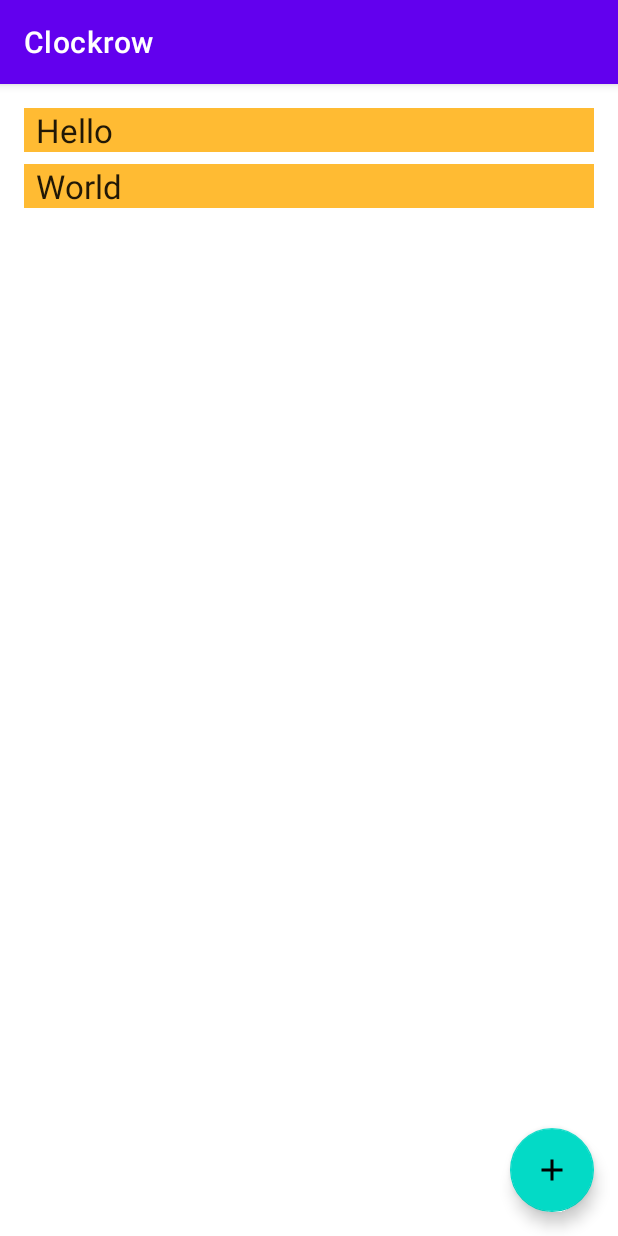
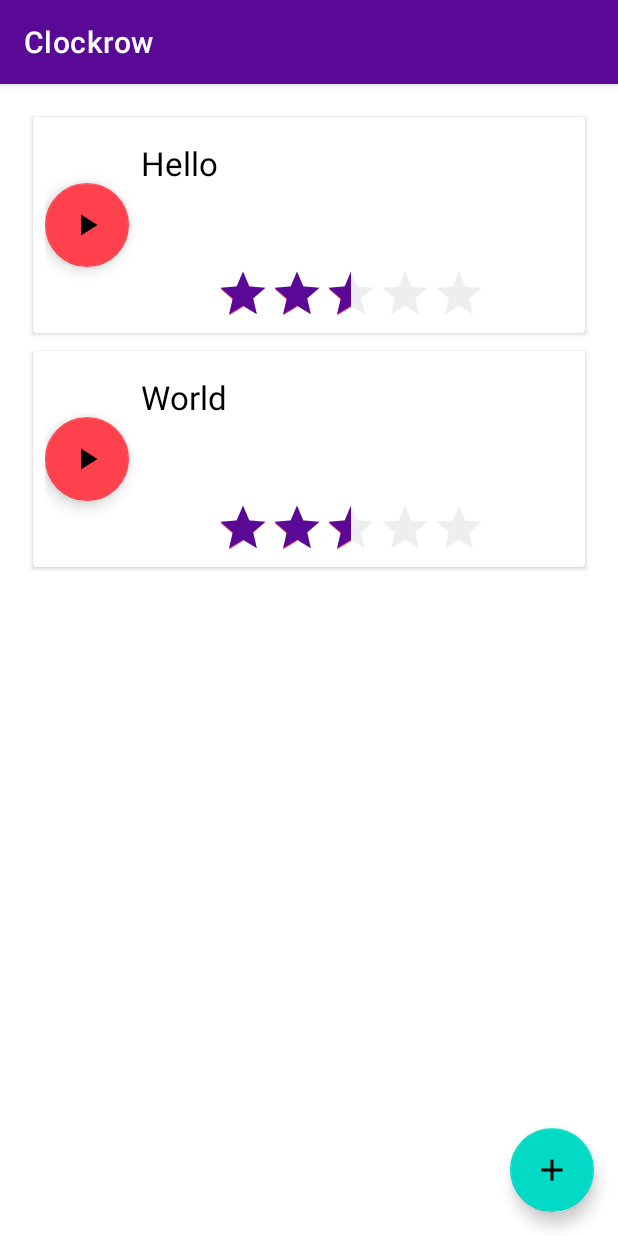
Before and after one commit to Equipo-alfa-super-mega-dinamita/clockrow, an Android app: the screen it shows after launch (TaskActivity), after a tap on "BUTTON", on a phone screen of 412 x 824 dp. Run offline under Robolectric (Android 15) with nearby library versions, the phone set to English and light mode, and no system bars; our stand-ins replace Room's generated code.

Commit message:
Changed Task Views (In progress)

```diff
--- a/app/src/main/java/co/edu/unal/clockrow/data/Task/TaskRoomDB.java
+++ b/app/src/main/java/co/edu/unal/clockrow/data/Task/TaskRoomDB.java
@@ -8,6 +8,9 @@ import androidx.room.Room;
 import androidx.room.RoomDatabase;
 import androidx.sqlite.db.SupportSQLiteDatabase;
 
+import java.time.Instant;
+import java.util.Calendar;
+import java.util.Date;
 import java.util.concurrent.ExecutorService;
 import java.util.concurrent.Executors;
 
@@ -41,17 +44,17 @@ public abstract class TaskRoomDB extends RoomDatabase {
 
     private static RoomDatabase.Callback sRoomDataBaseCallback = new RoomDatabase.Callback(){
         @Override
-        public void onCreate(@NonNull SupportSQLiteDatabase db) {
-            super.onCreate(db);
+        public void onOpen(@NonNull SupportSQLiteDatabase db) {
+            super.onOpen(db);
             databaseWriteExecutor.execute(() -> {
                 // Populate the database in the background.
                 // If you want to start with more words, just add them.
                 TaskDao dao = INSTANCE.taskDao();
                 dao.deleteAll();
 
-                Task task = new Task("Hello");
+                Task task = new Task("Hello", "It's me",  Calendar.getInstance().getTime());
                 dao.insert(task);
-                task = new Task("World");
+                task = new Task("World", "Zaaaaaaaaaa", Calendar.getInstance().getTime());
                 dao.insert(task);
             });
         }
--- a/app/src/main/java/co/edu/unal/clockrow/logic/Task.java
+++ b/app/src/main/java/co/edu/unal/clockrow/logic/Task.java
@@ -4,6 +4,12 @@ import androidx.annotation.NonNull;
 import androidx.room.ColumnInfo;
 import androidx.room.Entity;
 import androidx.room.PrimaryKey;
+import androidx.room.TypeConverters;
+
+import java.time.Instant;
+import java.util.Date;
+
+import co.edu.unal.clockrow.util.TimestampConverter;
 
 @Entity(tableName = "tasks")
 public class Task {
@@ -18,13 +24,22 @@ public class Task {
     @ColumnInfo(name = "name")
     private String name;
 
-    public Task(@NonNull String name) {
-        this.id = id;
+    private String description;
+
+    @TypeConverters({TimestampConverter.class})
+    @ColumnInfo(name = "dueDate")
+    public Date dueDate;
+
+    public Task(@NonNull String name, String description, Date dueDate) {
         this.name = name;
+        this.description = description;
+        this.dueDate = dueDate;
     }
 
-    @NonNull
-    public Integer getId() {
+// Setters & Getters
+
+
+    public int getId() {
         return id;
     }
 
@@ -37,4 +52,34 @@ public class Task {
         return name;
     }
 
+    public void setName(@NonNull String name) {
+        this.name = name;
+    }
+
+    public String getDescription() {
+        return description;
+    }
+
+    public void setDescription(String description) {
+        this.description = description;
+    }
+
+    public Date getDueDate() {
+        return dueDate;
+    }
+
+    public void setDueDate(Date dueDate) {
+        this.dueDate = dueDate;
+    }
+
+
+    @Override
+    public String toString() {
+        return "Task{" +
+                "id=" + id +
+                ", name='" + name + '\'' +
+                ", description='" + description + '\'' +
+                ", dueDate=" + dueDate +
+                '}';
+    }
 }
--- /dev/null
+++ b/app/src/main/java/co/edu/unal/clockrow/util/TimestampConverter.java
@@ -0,0 +1,45 @@
+package co.edu.unal.clockrow.util;
+
+import android.util.Log;
+
+import androidx.room.TypeConverter;
+
+import java.text.DateFormat;
+import java.text.ParseException;
+import java.text.SimpleDateFormat;
+import java.util.Date;
+import java.util.Locale;
+import java.util.TimeZone;
+
+public class TimestampConverter {
+
+    private static final String TAG = "TimestampConverter";
+    private static DateFormat df = new SimpleDateFormat("yyyy-MM-dd HH:mm:ss'Z'", Locale.getDefault());
+    static {
+        df.setTimeZone(TimeZone.getTimeZone("GMT"));
+    }
+
+    @TypeConverter
+    public static Date timeToDate(String value) {
+        if (value != null) {
+            try {
+                return df.parse(value);
+            } catch (ParseException e) {
+                Log.e(TAG, e.getMessage());
+            }
+            return null;
+        } else {
+            return null;
+        }
+    }
+
+    @TypeConverter
+    public static String dateToTime(Date value) {
+        if (value != null) {
+            return df.format(value);
+        } else {
+            return null;
+        }
+    }
+
+}
--- a/app/src/main/java/co/edu/unal/clockrow/view/activity/Task/TaskActivity.java
+++ b/app/src/main/java/co/edu/unal/clockrow/view/activity/Task/TaskActivity.java
@@ -14,6 +14,7 @@ import android.widget.Toast;
 
 import com.google.android.material.floatingactionbutton.FloatingActionButton;
 
+import java.util.Calendar;
 import java.util.List;
 
 import co.edu.unal.clockrow.R;
@@ -36,31 +37,22 @@ public class TaskActivity extends AppCompatActivity {
         recyclerView.setLayoutManager(new LinearLayoutManager(this));
 
         mTaskViewModel = new ViewModelProvider(this).get(TaskViewModel.class);
-        mTaskViewModel.getAllTasks().observe(this, new Observer<List<Task>>() {
-            @Override
-            public void onChanged(@Nullable final List<Task> tasks) {
-                adapter.setTasks(tasks);
-            }
-        });
+        mTaskViewModel.getAllTasks().observe(this, tasks -> adapter.setTasks(tasks));
 
         // Getting the fab
         FloatingActionButton fab = findViewById(R.id.fab_task);
-        fab.setOnClickListener(new View.OnClickListener() {
-            @Override
-            public void onClick(View view) {
-                Intent intent = new Intent(TaskActivity.this, AddTaskActivity.class);
-                startActivityForResult(intent, NEW_WORD_ACTIVITY_REQUEST_CODE);
-            }
+        fab.setOnClickListener(view -> {
+            Intent intent = new Intent(TaskActivity.this, AddTaskActivity.class);
+            startActivityForResult(intent, NEW_WORD_ACTIVITY_REQUEST_CODE);
         });
-
-
     }
 
     @Override
     protected void onActivityResult(int requestCode, int resultCode, Intent data) {
         super.onActivityResult(requestCode, resultCode, data);
         if (requestCode == NEW_WORD_ACTIVITY_REQUEST_CODE && resultCode == RESULT_OK) {
-            Task task = new Task(data.getStringExtra(AddTaskActivity.EXTRA_REPLY));
+            Task task = new Task(data.getStringExtra(AddTaskActivity.EXTRA_REPLY),
+                       "Descripción pendiente", Calendar.getInstance().getTime());
             mTaskViewModel.insert(task);
         } else {
             Toast.makeText(
--- a/app/src/main/java/co/edu/unal/clockrow/view/components/TaskListAdapter.java
+++ b/app/src/main/java/co/edu/unal/clockrow/view/components/TaskListAdapter.java
@@ -1,6 +1,7 @@
 package co.edu.unal.clockrow.view.components;
 
 import android.content.Context;
+import android.util.Log;
 import android.view.LayoutInflater;
 import android.view.View;
 import android.view.ViewGroup;
@@ -15,6 +16,8 @@ import co.edu.unal.clockrow.R;
 import co.edu.unal.clockrow.logic.Task;
 
 public class TaskListAdapter extends RecyclerView.Adapter<TaskListAdapter.TaskViewHolder> {
+
+    private static final String TAG = "TaskListAdapter";
 
     private final LayoutInflater mInflater;
     private List<Task> mTasks;
@@ -34,10 +37,10 @@ public class TaskListAdapter extends RecyclerView.Adapter<TaskListAdapter.TaskVi
         if (mTasks != null) {
             Task current = mTasks.get(position);
             holder.taskItemView.setText(current.getName());
+            Log.i(TAG, current.toString());
+
         } else {
-            holder.taskItemView.setText(R.string.no_task);
-
-        }
+            holder.taskItemView.setText(R.string.no_task);        }
     }
 
     public void setTasks(List<Task> tasks){
@@ -55,7 +58,7 @@ public class TaskListAdapter extends RecyclerView.Adapter<TaskListAdapter.TaskVi
         private final TextView taskItemView;
         public TaskViewHolder(View itemView) {
             super(itemView);
-            this.taskItemView = itemView.findViewById(R.id.textView);
+            this.taskItemView = itemView.findViewById(R.id.textTaskName);
         }
     }
 }
--- /dev/null
+++ b/app/src/main/res/drawable/ic_baseline_play_arrow_24.xml
@@ -0,0 +1,10 @@
+<vector xmlns:android="http://schemas.android.com/apk/res/android"
+    android:width="24dp"
+    android:height="24dp"
+    android:viewportWidth="24"
+    android:viewportHeight="24"
+    android:tint="?attr/colorControlNormal">
+  <path
+      android:fillColor="@android:color/white"
+      android:pathData="M8,5v14l11,-7z"/>
+</vector>
--- /dev/null
+++ b/app/src/main/res/drawable/my_rating_display.xml
@@ -0,0 +1,5 @@
+<?xml version="1.0" encoding="utf-8"?>
+<layer-list xmlns:android="http://schemas.android.com/apk/res/android">
+    <item android:id="@android:id/secondaryProgress" android:drawable="@drawable/ic_baseline_whatshot_24" />
+    <item android:id="@android:id/progress" android:drawable="@drawable/ic_baseline_whatshot_24" />
+</layer-list>
--- a/app/src/main/res/layout/activity_main.xml
+++ b/app/src/main/res/layout/activity_main.xml
@@ -7,7 +7,7 @@
     tools:context=".view.activity.MainActivity">
 
     <TextView
-        android:id="@+id/textView"
+        android:id="@+id/textTaskName"
         android:layout_width="wrap_content"
         android:layout_height="wrap_content"
         android:layout_marginStart="8dp"
@@ -27,7 +27,7 @@
         android:layout_marginTop="8dp"
         android:onClick="sendMessage"
         android:text="Button"
-        app:layout_constraintTop_toBottomOf="@+id/textView"
+        app:layout_constraintTop_toBottomOf="@+id/textTaskName"
         tools:layout_editor_absoluteX="166dp" />
 
 </androidx.constraintlayout.widget.ConstraintLayout>
--- a/app/src/main/res/layout/recyclerview_task.xml
+++ b/app/src/main/res/layout/recyclerview_task.xml
@@ -1,13 +1,80 @@
 <?xml version="1.0" encoding="utf-8"?>
 <LinearLayout xmlns:android="http://schemas.android.com/apk/res/android"
+    xmlns:app="http://schemas.android.com/apk/res-auto"
     android:orientation="vertical"
     android:layout_width="match_parent"
     android:layout_height="wrap_content">
 
-    <TextView
-        android:id="@+id/textView"
-        style="@style/word_title"
+<androidx.cardview.widget.CardView
+    android:layout_width="match_parent"
+    android:layout_height="wrap_content"
+    android:layout_gravity="center"
+    android:layout_margin="6dp">
+
+    <RelativeLayout
         android:layout_width="match_parent"
         android:layout_height="wrap_content"
-        android:background="@android:color/holo_orange_light" />
+        android:padding="8dp">
+
+        <com.google.android.material.floatingactionbutton.FloatingActionButton
+            android:id="@+id/workButton"
+            android:layout_width="wrap_content"
+            android:layout_height="wrap_content"
+            android:layout_alignParentStart="true"
+            android:layout_centerVertical="true"
+            android:src="@drawable/ic_baseline_play_arrow_24"
+            app:backgroundTint="@color/colorAccent" />
+
+        <LinearLayout
+            android:id="@+id/listText"
+            android:layout_width="match_parent"
+            android:layout_height="wrap_content"
+            android:layout_toEndOf="@+id/workButton"
+            android:orientation="vertical">
+
+            <TextView
+                android:id="@+id/textTaskName"
+                android:layout_width="wrap_content"
+                android:layout_height="wrap_content"
+                android:layout_marginLeft="8dp"
+                android:layout_marginRight="8dp"
+                android:layout_marginTop="8dp"
+                android:textColor="@android:color/black"
+                android:textSize="22sp"/>
+
+            <TextView
+                android:id="@+id/txtTaskDesc"
+                android:layout_width="match_parent"
+                android:layout_height="wrap_content"
+                android:layout_marginLeft="8dp"
+                android:layout_marginRight="8dp"
+                android:layout_marginStart="8dp"
+                android:layout_marginTop="8dp"
+                android:ellipsize="end"
+                android:maxLines="1" />
+
+            <TextView
+                android:id="@+id/txtCategory"
+                android:layout_width="wrap_content"
+                android:layout_height="wrap_content"
+                android:layout_marginStart="8dp"
+                android:layout_marginTop="8dp"
+                android:textColor="@color/colorPrimary" />
+
+            <RatingBar
+                style="?android:attr/ratingBarStyleIndicator"
+                android:layout_width="wrap_content"
+                android:layout_height="wrap_content"
+                android:layout_gravity="center_horizontal"
+                android:gravity="center_horizontal"
+                android:numStars="5"
+                android:rating="2.5"
+                android:isIndicator="true"
+                android:progressBackgroundTint="@android:color/secondary_text_dark_nodisable"
+                android:progressTint="@color/colorPrimary"
+                />
+        </LinearLayout>
+    </RelativeLayout>
+
+</androidx.cardview.widget.CardView>
 </LinearLayout>
--- a/app/src/main/res/values/colors.xml
+++ b/app/src/main/res/values/colors.xml
@@ -1,7 +1,7 @@
 <?xml version="1.0" encoding="utf-8"?>
 <resources>
-    <color name="colorPrimary">#6200EE</color>
-    <color name="colorPrimaryDark">#3700B3</color>
-    <color name="colorAccent">#03DAC5</color>
+    <color name="colorPrimary">#590995</color>
+    <color name="colorPrimaryDark">#150485</color>
+    <color name="colorAccent">#FF414D</color>
     <color name="buttonLabel">#FFFFFF</color>
 </resources>
--- a/app/src/main/res/values/strings.xml
+++ b/app/src/main/res/values/strings.xml
@@ -5,7 +5,8 @@
 
 
     //Task strings
-    <string name="hint_word">Nueva tarea...</string>
+    <string name="hint_task_name"> Nueva tarea... </string>
+    <string name="hint_task_description">Agrega una descripción.</string>
     <string name="button_save">Guardar</string>
     <string name="empty_not_saved"> No se puede guardar una tarea sin nombre.</string>
 </resources>
--- a/app/src/main/res/values/styles.xml
+++ b/app/src/main/res/values/styles.xml
@@ -16,6 +16,11 @@
         <item name="android:background">@android:color/holo_orange_light</item>
         <item name="android:textAppearance">@android:style/TextAppearance.Large</item>
     </style>
+    <!-- Rating Bar Style -->
+    <style name="customRatingBar" parent="@android:style/Widget.RatingBar">
+        <item name="android:progressDrawable">@drawable/ic_baseline_whatshot_24</item>
+    </style>
+
 
 
 </resources>
```
Also changed, not shown: app/src/main/res/drawable/ic_baseline_whatshot_24.xml (added, +10 -0 lines), app/src/main/res/layout/activity_add_task.xml (+13 -2 lines).
